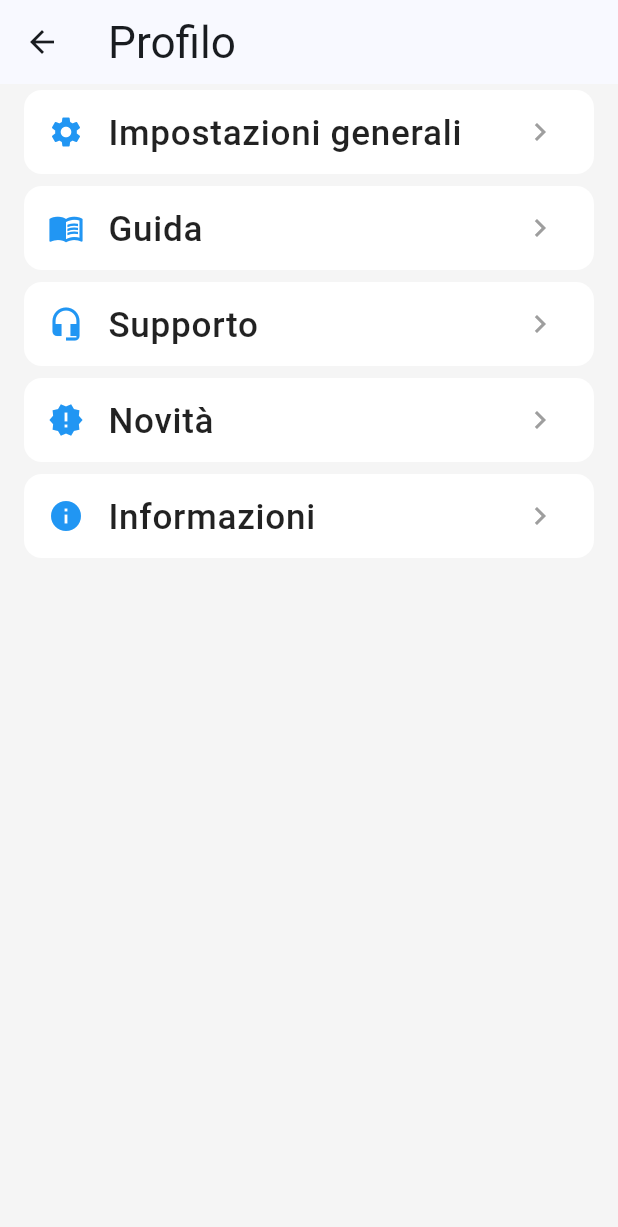
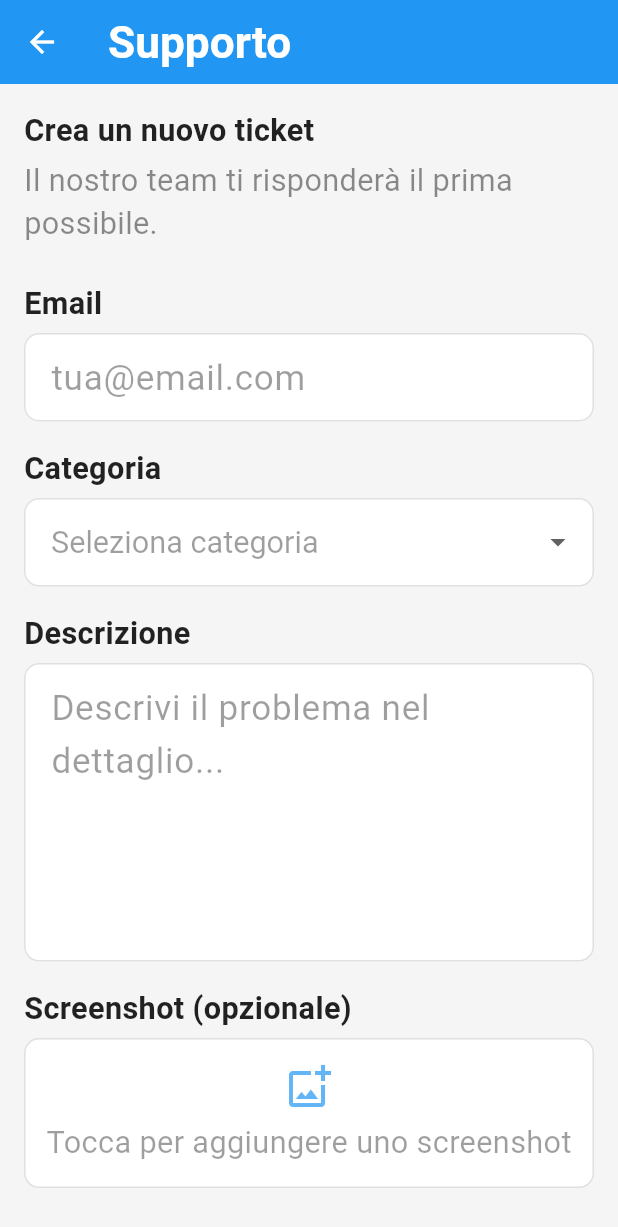
Before and after one commit to Waide17/VisionAID, a Flutter app: the ProfilePage screen opened directly, after a tap on "Supporto", on a phone screen of 412 x 824 dp. Shown: the top 1227 px of the screen. Run offline on Flutter 3.47's test engine with Material 3 defaults, Android fonts, the phone set to English and light mode, and no system bars; our stand-ins replace device_preview, flutter_tts, image_picker, shared_preferences; accounts and stored records are empty.

Commit message:
support page

```diff
--- a/main_app/lib/pages/profile_page.dart
+++ b/main_app/lib/pages/profile_page.dart
@@ -3,6 +3,7 @@ import 'package:provider/provider.dart';
 import 'package:main_app/pages/accessibility_provider.dart';
 import 'package:main_app/profile_pages/stats_page.dart';
 import 'package:main_app/profile_pages/news.dart';
+import 'package:main_app/profile_pages/support.dart';
 
 class ProfilePage extends StatelessWidget {
   const ProfilePage({super.key});
@@ -56,7 +57,9 @@ class ProfilePage extends StatelessWidget {
             onTap: () {
               accessibilityProvider.triggerHapticFeedback();
               accessibilityProvider.speak('Supporto');
-              // TODO: Naviga alla pagina supporto
+              Navigator.push(
+                context,
+                MaterialPageRoute(builder: (context) => const Support()));
             },
           ),
           _buildMenuItem(
--- /dev/null
+++ b/main_app/lib/profile_pages/support.dart
@@ -0,0 +1,480 @@
+import 'dart:convert';
+import 'dart:io';
+import 'package:flutter/material.dart';
+import 'package:image_picker/image_picker.dart';
+import 'package:provider/provider.dart';
+import 'package:http/http.dart' as http;
+import 'package:main_app/pages/accessibility_provider.dart';
+
+class Support extends StatefulWidget {
+  const Support({super.key});
+
+  @override
+  State<Support> createState() => _SupportState();
+}
+
+class _SupportState extends State<Support> {
+  // ─── Endpoint ──────────────────────────────────────────────────────────────
+  static const String _apiUrl =
+      'https://visionaid.altervista.org/create_ticket.php';
+
+  // ─── Categorie ─────────────────────────────────────────────────────────────
+  final List<String> _categories = [
+    'Problema tecnico',
+    'Errore nell\'app',
+    'Richiesta funzionalità',
+    'Account e accesso',
+    'Altro',
+  ];
+
+  // ─── Controllers ───────────────────────────────────────────────────────────
+  final _formKey = GlobalKey<FormState>();
+  final _emailCtrl = TextEditingController();
+  final _phoneCtrl = TextEditingController();
+  final _descCtrl = TextEditingController();
+
+  String? _selectedCategory;
+  File?   _screenshot;
+  bool    _isLoading = false;
+
+  // ─── Screenshot picker ─────────────────────────────────────────────────────
+  Future<void> _pickScreenshot() async {
+    final picker = ImagePicker();
+    final picked = await picker.pickImage(
+      source: ImageSource.gallery,
+      imageQuality: 70,
+      maxWidth: 1200,
+    );
+    if (picked != null) {
+      setState(() => _screenshot = File(picked.path));
+    }
+  }
+
+  void _removeScreenshot() => setState(() => _screenshot = null);
+
+  // ─── Invio ticket ──────────────────────────────────────────────────────────
+  Future<void> _submitTicket(AccessibilityProvider acc) async {
+    if (!_formKey.currentState!.validate()) return;
+
+    setState(() => _isLoading = true);
+    acc.triggerHapticFeedback();
+
+    try {
+      final request = http.MultipartRequest('POST', Uri.parse(_apiUrl));
+
+      request.fields['email'] = _emailCtrl.text.trim();
+      request.fields['phone'] = _phoneCtrl.text.trim();
+      request.fields['category'] = _selectedCategory ?? '';
+      request.fields['description'] = _descCtrl.text.trim();
+
+      // Screenshot in base64
+      if (_screenshot != null) {
+        final bytes = await _screenshot!.readAsBytes();
+        final b64 = base64Encode(bytes);
+        request.fields['screenshot_base64'] = b64;
+      }
+
+      final streamedResponse = await request.send().timeout(
+        const Duration(seconds: 20),
+      );
+      final response = await http.Response.fromStream(streamedResponse);
+      final body = jsonDecode(response.body);
+
+      if (response.statusCode == 200 && body['success'] == true) {
+        acc.speak('Ticket inviato con successo.');
+        _showResultDialog(
+          success: true,
+          message: 'Ticket #${body['ticket_id']} creato!\nTi risponderemo all\'indirizzo email fornito.',
+        );
+        _resetForm();
+      } else {
+        acc.speak('Errore durante l\'invio del ticket.');
+        _showResultDialog(
+          success: false,
+          message: body['message'] ?? 'Errore sconosciuto.',
+        );
+      }
+    } catch (e) {
+      acc.speak('Errore di connessione.');
+      _showResultDialog(
+        success: false,
+        message: 'Impossibile connettersi al server.\nControlla la connessione e riprova.',
+      );
+    } finally {
+      setState(() => _isLoading = false);
+    }
+  }
+
+  void _resetForm() {
+    _emailCtrl.clear();
+    _phoneCtrl.clear();
+    _descCtrl.clear();
+    setState(() {
+      _selectedCategory = null;
+      _screenshot       = null;
+    });
+  }
+
+  // ─── Dialog risultato ──────────────────────────────────────────────────────
+  void _showResultDialog({required bool success, required String message}) {
+    final acc = Provider.of<AccessibilityProvider>(context, listen: false);
+    final hc  = acc.highContrast;
+
+    showDialog(
+      context: context,
+      builder: (_) => AlertDialog(
+        backgroundColor: hc ? Colors.grey[900] : Colors.white,
+        shape: RoundedRectangleBorder(borderRadius: BorderRadius.circular(16)),
+        title: Row(
+          children: [
+            Icon(
+              success ? Icons.check_circle : Icons.error,
+              color: success ? Colors.green : Colors.red,
+            ),
+            const SizedBox(width: 8),
+            Text(
+              success ? 'Inviato!' : 'Errore',
+              style: TextStyle(color: hc ? Colors.white : Colors.black87),
+            ),
+          ],
+        ),
+        content: Text(
+          message,
+          style: TextStyle(color: hc ? Colors.white70 : Colors.black54),
+        ),
+        actions: [
+          TextButton(
+            onPressed: () {
+              acc.triggerHapticFeedback();
+              Navigator.pop(context);
+              if (success) Navigator.pop(context);
+            },
+            child: Text(
+              'OK',
+              style: TextStyle(color: hc ? Colors.white : Colors.blue),
+            ),
+          ),
+        ],
+      ),
+    );
+  }
+
+  @override
+  void dispose() {
+    _emailCtrl.dispose();
+    _phoneCtrl.dispose();
+    _descCtrl.dispose();
+    super.dispose();
+  }
+
+  // ─── BUILD ─────────────────────────────────────────────────────────────────
+  @override
+  Widget build(BuildContext context) {
+    final acc = Provider.of<AccessibilityProvider>(context);
+    final hc  = acc.highContrast;
+
+    return Scaffold(
+      backgroundColor: hc ? Colors.black : Colors.grey[100],
+      appBar: AppBar(
+        backgroundColor: hc ? Colors.black : Colors.blue,
+        foregroundColor: Colors.white,
+        title: Text(
+          'Supporto',
+          style: TextStyle(fontWeight: FontWeight.bold),
+        ),
+        leading: IconButton(
+          icon: const Icon(Icons.arrow_back),
+          onPressed: () {
+            acc.triggerHapticFeedback();
+            Navigator.pop(context);
+          },
+        ),
+      ),
+      body: SingleChildScrollView(
+        padding: const EdgeInsets.all(16),
+        child: Form(
+          key: _formKey,
+          child: Column(
+            crossAxisAlignment: CrossAxisAlignment.start,
+            children: [
+              // Intestazione
+              _SectionHeader(text: 'Crea un nuovo ticket', hc: hc),
+              const SizedBox(height: 4),
+              Text(
+                'Il nostro team ti risponderà il prima possibile.',
+                style: TextStyle(
+                  color: hc ? Colors.white54 : Colors.black45,
+                ),
+              ),
+              const SizedBox(height: 24),
+
+              // Email
+              _buildLabel('Email', hc),
+              const SizedBox(height: 6),
+              _buildTextField(
+                controller: _emailCtrl,
+                hc: hc,
+                hint: 'tua@email.com',
+                keyboardType: TextInputType.emailAddress,
+                validator: (v) {
+                  if (v == null || v.isEmpty) return 'Email obbligatoria';
+                  if (!RegExp(r'^[\w-.]+@([\w-]+\.)+[\w-]{2,}$').hasMatch(v)) {
+                    return 'Email non valida';
+                  }
+                  return null;
+                },
+              ),
+              const SizedBox(height: 16),
+
+              // Categoria
+              _buildLabel('Categoria', hc),
+              const SizedBox(height: 6),
+              _buildDropdown(hc),
+              const SizedBox(height: 16),
+
+              // Descrizione
+              _buildLabel('Descrizione', hc),
+              const SizedBox(height: 6),
+              _buildTextField(
+                controller: _descCtrl,
+                hc: hc,
+                hint: 'Descrivi il problema nel dettaglio...',
+                maxLines: 5,
+                validator: (v) {
+                  if (v == null || v.isEmpty) return 'Descrizione obbligatoria';
+                  return null;
+                },
+              ),
+              const SizedBox(height: 16),
+
+              // Screenshot
+              _buildLabel('Screenshot (opzionale)', hc),
+              const SizedBox(height: 6),
+              _buildScreenshotPicker(hc, acc),
+              const SizedBox(height: 32),
+
+              // Bottone invio
+              SizedBox(
+                width: double.infinity,
+                height: 52,
+                child: ElevatedButton.icon(
+                  onPressed: _isLoading ? null : () => _submitTicket(acc),
+                  icon: _isLoading
+                      ? const SizedBox(
+                          width: 18,
+                          height: 18,
+                          child: CircularProgressIndicator(
+                            color: Colors.white,
+                            strokeWidth: 2,
+                          ),
+                        )
+                      : const Icon(Icons.send),
+                  label: Text(
+                    _isLoading ? 'Invio in corso...' : 'Invia Ticket',
+                    style: TextStyle( fontWeight: FontWeight.bold),
+                  ),
+                  style: ElevatedButton.styleFrom(
+                    backgroundColor: hc ? Colors.white : Colors.blue,
+                    foregroundColor: hc ? Colors.black : Colors.white,
+                    shape: RoundedRectangleBorder(
+                      borderRadius: BorderRadius.circular(12),
+                    ),
+                    disabledBackgroundColor:
+                        hc ? Colors.grey[700] : Colors.blue[200],
+                  ),
+                ),
+              ),
+              const SizedBox(height: 16),
+            ],
+          ),
+        ),
+      ),
+    );
+  }
+
+  // ─── Widget helpers ────────────────────────────────────────────────────────
+
+  Widget _buildLabel(String text, bool hc) {
+    return Text(
+      text,
+      style: TextStyle(
+        fontWeight: FontWeight.w600,
+        color: hc ? Colors.white : Colors.black87,
+      ),
+    );
+  }
+
+  Widget _buildTextField({
+    required TextEditingController controller,
+    required bool hc,
+    required String hint,
+    TextInputType keyboardType = TextInputType.text,
+    int maxLines = 1,
+    String? Function(String?)? validator,
+  }) {
+    return TextFormField(
+      controller: controller,
+      keyboardType: keyboardType,
+      maxLines: maxLines,
+      style: TextStyle( color: hc ? Colors.white : Colors.black87),
+      validator: validator,
+      decoration: InputDecoration(
+        hintText: hint,
+        hintStyle: TextStyle(
+          color: hc ? Colors.white38 : Colors.black38,
+        ),
+        filled: true,
+        fillColor: hc ? Colors.grey[900] : Colors.white,
+        border: OutlineInputBorder(
+          borderRadius: BorderRadius.circular(10),
+          borderSide: BorderSide(color: hc ? Colors.white30 : Colors.grey[300]!),
+        ),
+        enabledBorder: OutlineInputBorder(
+          borderRadius: BorderRadius.circular(10),
+          borderSide: BorderSide(color: hc ? Colors.white30 : Colors.grey[300]!),
+        ),
+        focusedBorder: OutlineInputBorder(
+          borderRadius: BorderRadius.circular(10),
+          borderSide: BorderSide(color: hc ? Colors.white : Colors.blue, width: 2),
+        ),
+        errorBorder: OutlineInputBorder(
+          borderRadius: BorderRadius.circular(10),
+          borderSide: const BorderSide(color: Colors.red),
+        ),
+        contentPadding:
+            const EdgeInsets.symmetric(horizontal: 14, vertical: 12),
+      ),
+    );
+  }
+
+  Widget _buildDropdown(bool hc) {
+    return DropdownButtonFormField<String>(
+      value: _selectedCategory,
+      dropdownColor: hc ? Colors.grey[900] : Colors.white,
+      style: TextStyle(color: hc ? Colors.white : Colors.black87),
+      decoration: InputDecoration(
+        filled: true,
+        fillColor: hc ? Colors.grey[900] : Colors.white,
+        border: OutlineInputBorder(
+          borderRadius: BorderRadius.circular(10),
+          borderSide: BorderSide(color: hc ? Colors.white30 : Colors.grey[300]!),
+        ),
+        enabledBorder: OutlineInputBorder(
+          borderRadius: BorderRadius.circular(10),
+          borderSide: BorderSide(color: hc ? Colors.white30 : Colors.grey[300]!),
+        ),
+        focusedBorder: OutlineInputBorder(
+          borderRadius: BorderRadius.circular(10),
+          borderSide: BorderSide(color: hc ? Colors.white : Colors.blue, width: 2),
+        ),
+        contentPadding:
+            const EdgeInsets.symmetric(horizontal: 14, vertical: 12),
+      ),
+      hint: Text(
+        'Seleziona categoria',
+        style: TextStyle(
+          color: hc ? Colors.white38 : Colors.black38,
+        ),
+      ),
+      validator: (v) => v == null ? 'Seleziona una categoria' : null,
+      items: _categories
+          .map((c) => DropdownMenuItem(value: c, child: Text(c)))
+          .toList(),
+      onChanged: (v) => setState(() => _selectedCategory = v),
+    );
+  }
+
+  Widget _buildScreenshotPicker(bool hc, AccessibilityProvider acc) {
+    if (_screenshot != null) {
+      return Stack(
+        children: [
+          ClipRRect(
+            borderRadius: BorderRadius.circular(10),
+            child: Image.file(
+              _screenshot!,
+              height: 160,
+              width: double.infinity,
+              fit: BoxFit.cover,
+            ),
+          ),
+          Positioned(
+            top: 6,
+            right: 6,
+            child: GestureDetector(
+              onTap: () {
+                acc.triggerHapticFeedback();
+                _removeScreenshot();
+              },
+              child: Container(
+                decoration: const BoxDecoration(
+                  color: Colors.black54,
+                  shape: BoxShape.circle,
+                ),
+                padding: const EdgeInsets.all(4),
+                child: const Icon(Icons.close, color: Colors.white, size: 18),
+              ),
+            ),
+          ),
+        ],
+      );
+    }
+
+    return GestureDetector(
+      onTap: () {
+        acc.triggerHapticFeedback();
+        _pickScreenshot();
+      },
+      child: Container(
+        height: 100,
+        decoration: BoxDecoration(
+          color: hc ? Colors.grey[900] : Colors.white,
+          borderRadius: BorderRadius.circular(10),
+          border: Border.all(
+            color: hc ? Colors.white30 : Colors.grey[300]!,
+            style: BorderStyle.solid,
+          ),
+        ),
+        child: Center(
+          child: Column(
+            mainAxisAlignment: MainAxisAlignment.center,
+            children: [
+              Icon(
+                Icons.add_photo_alternate_outlined,
+                size: 32,
+                color: hc ? Colors.white54 : Colors.blue[300],
+              ),
+              const SizedBox(height: 6),
+              Text(
+                'Tocca per aggiungere uno screenshot',
+                style: TextStyle(
+                  color: hc ? Colors.white38 : Colors.black38,
+                ),
+              ),
+            ],
+          ),
+        ),
+      ),
+    );
+  }
+}
+
+class _SectionHeader extends StatelessWidget {
+  final String text;
+  final bool hc;
+
+  const _SectionHeader({
+    required this.text,
+    required this.hc,
+  });
+
+  @override
+  Widget build(BuildContext context) {
+    return Text(
+      text,
+      style: TextStyle(
+        fontWeight: FontWeight.bold,
+        color: hc ? Colors.white : Colors.black87,
+      ),
+    );
+  }
+}
--- a/main_app/pubspec.yaml
+++ b/main_app/pubspec.yaml
@@ -13,6 +13,8 @@ dependencies:
   shared_preferences: ^2.1.1
   device_preview: ^1.3.1
   cupertino_icons: ^1.0.8
+  http: ^1.2.0
+  image_picker: ^1.2.1
 
 dev_dependencies:
   flutter_test:
```
Also changed, not shown: main_app/pubspec.lock.
